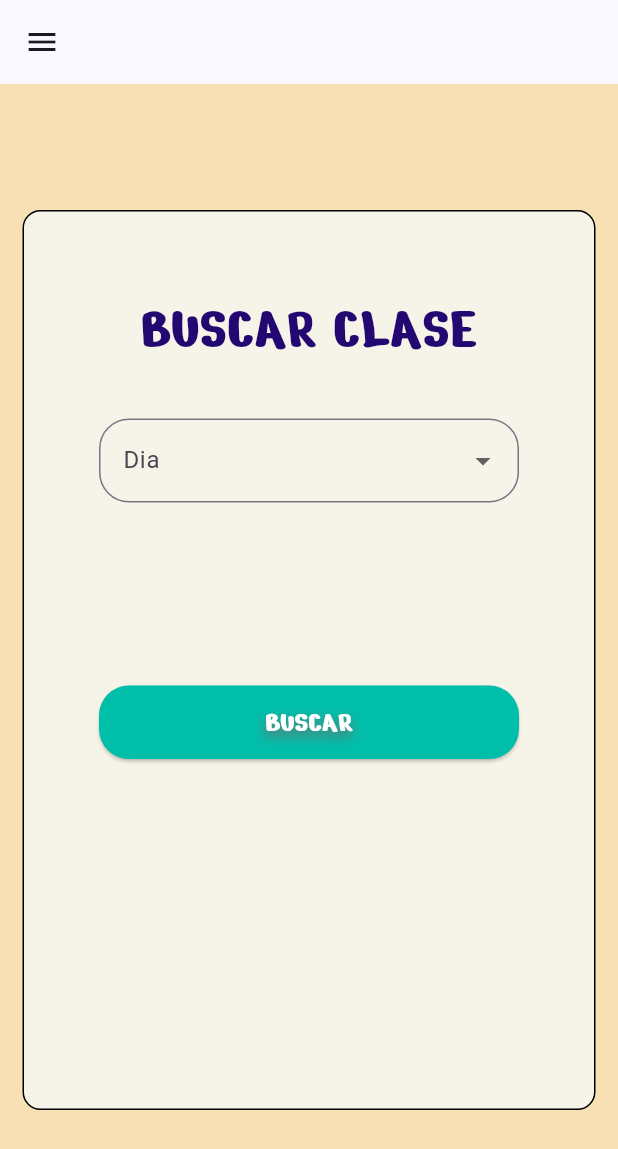
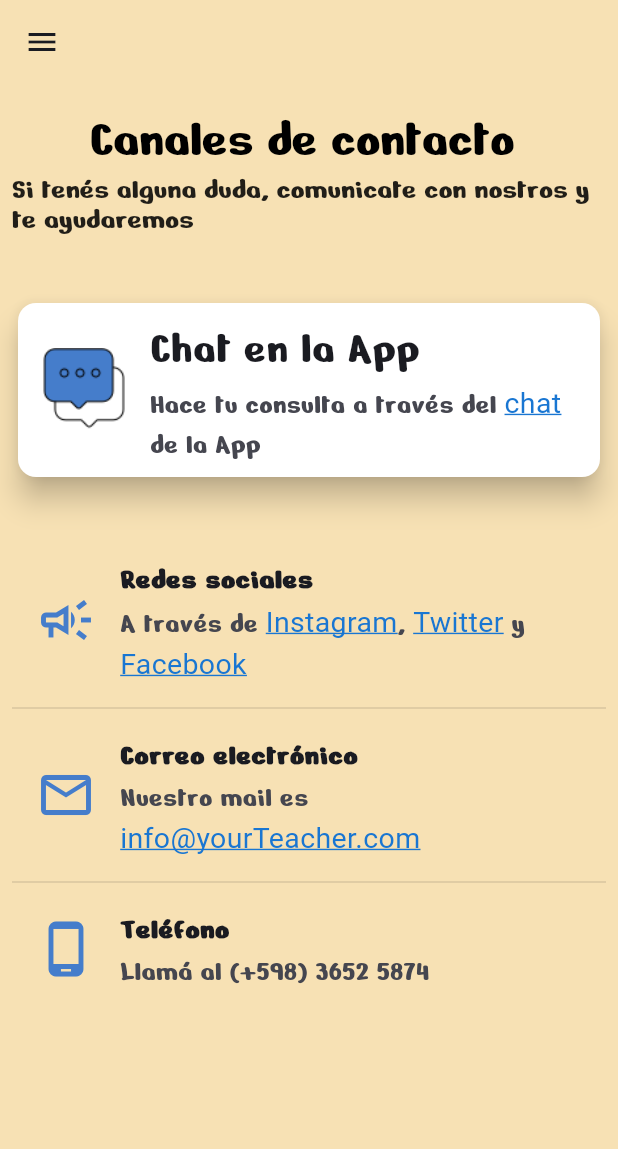
Before and after one commit to MarceloCheloMacedo/InteraccionHumanaComputadora, a Flutter app: the MyFind_Class screen opened directly, in the side drawer, after a tap on "BUSCAR", on a phone screen of 412 x 824 dp. Shown: the top 1149 px of the screen. Run offline on Flutter 3.47's test engine with Material 2 defaults, Android fonts, the phone set to English and light mode, and no system bars; our stand-ins replace cloud_firestore, csc_picker, date_field, firebase_auth, firebase_core, google_sign_in and 1 more; missing offline and left inert: time_range_picker; accounts and stored records are empty.

Commit message:
help panel

```diff
--- /dev/null
+++ b/your_teacher/lib/Pantallas/help.dart
@@ -0,0 +1,213 @@
+import 'package:flutter/material.dart';
+import 'package:your_teacher/Pantallas/widget/NavDrawerStudentTeacher.dart';
+
+class Help extends StatefulWidget {
+  const Help({Key? key});
+
+  @override
+  State<Help> createState() => _HelpState();
+}
+
+class _HelpState extends State<Help> {
+  @override
+  Widget build(BuildContext context) {
+    return Scaffold(
+      drawer: NavDrawerStudentTeacher(),
+      appBar: AppBar(
+        backgroundColor: const Color.fromRGBO(247, 225, 180, 1),
+        title: Text(''),
+      ),
+      backgroundColor: const Color.fromRGBO(247, 225, 180, 1),
+      body: SingleChildScrollView(
+        padding: EdgeInsets.all(8.0),
+          child:Column(
+            children: [
+              RichText(
+              textAlign: TextAlign.start,
+              text: const TextSpan(
+                text: "Canales de contacto ",
+                style: TextStyle(color: Colors.black,
+                                 fontSize: 35,
+                                 height: 1.5,
+                                 fontFamily: 'NerkoOne',)
+              ),
+              ),
+              RichText(
+                textAlign: TextAlign.start,
+                text: const TextSpan(
+                  text: "Si tenés alguna duda, comunicate con nostros y te ayudaremos ",
+                  style: TextStyle(color: Colors.black87,
+                            fontSize: 20,
+                            height: 1.0,
+                            fontFamily: 'NerkoOne',
+                            )
+                ),
+              ),
+              const Padding(
+                padding: EdgeInsets.symmetric(vertical: 10.0),
+                child: Text(''),
+              ),
+              Card(
+                elevation:8,
+                color: Colors.white,
+                child: ListTile(
+                  leading: new Image.asset(
+                    "images/comments.png",
+                    height: 90,
+                    fit: BoxFit.cover,
+                  ),
+                  title: Text(
+                    "Chat en la App",
+                    style: TextStyle(
+                      fontSize: 30.0,
+                      fontFamily: 'NerkoOne',
+                    ),
+                  ),
+                  subtitle: Text.rich(
+                  TextSpan(
+                    text: 'Hace tu consulta a través del ',
+                    style: TextStyle(fontSize: 19.0,
+                      fontFamily: 'NerkoOne',),
+                    children: <TextSpan>[
+                      TextSpan(
+                          text: 'chat',
+                          style: TextStyle(
+                            decoration: TextDecoration.underline,
+                            decorationColor: Colors.blue[700],
+                            color: Colors.blue[700]
+                          )
+                      ),
+                      TextSpan(
+                          text: ' de la App',
+                      ),
+                    ],
+                  ),
+                ),
+                ),
+
+              ),
+              const Padding(
+                padding: EdgeInsets.symmetric(vertical: 10.0),
+                child: Text(''),
+              ),
+              ListTile(
+                leading: Icon(
+                  Icons.campaign_outlined,
+                  size: 40.0,
+                  color: Color.fromRGBO(69,125,203, 1),
+                ),
+                title: Text(
+                  "Redes sociales",
+                  style: TextStyle(
+                    fontSize: 20.0,
+                    fontFamily: 'NerkoOne',
+                    fontWeight: FontWeight.bold,
+                  ),
+                ),
+                subtitle: Text.rich(
+                  TextSpan(
+                    text: 'A través de ',
+                    style: TextStyle(  fontSize: 19.0,
+                      fontFamily: 'NerkoOne',),
+                    children: <TextSpan>[
+                      TextSpan(
+                          text: 'Instagram',
+                          style: TextStyle(
+                            decoration: TextDecoration.underline,
+                            decorationColor: Colors.blue[700],
+                            color: Colors.blue[700]
+                          )
+                      ),
+                      TextSpan(
+                          text: ', ',
+                      ),
+                      TextSpan(
+                          text: 'Twitter',
+                          style: TextStyle(
+                            decoration: TextDecoration.underline,
+                            decorationColor: Colors.blue[700],
+                            color: Colors.blue[700]
+                          )
+                      ),
+                      TextSpan(
+                          text: ' y ',
+                      ),
+                      TextSpan(
+                          text: 'Facebook',
+                          style: TextStyle(
+                            decoration: TextDecoration.underline,
+                            decorationColor: Colors.blue[700],
+                            color: Colors.blue[700]
+                          )
+                      ),
+                      // can add more TextSpans here...
+                    ],
+                  ),
+                ),
+              ),
+              Divider(
+                color: Colors.black12
+              ),
+              ListTile(
+                leading: Icon(
+                  Icons.email_outlined,
+                  size: 40.0,
+                  color: Color.fromRGBO(69,125,203, 1),
+                ),
+                title: Text(
+                  "Correo electrónico",
+                  style: TextStyle(
+                    fontSize: 20.0,
+                    fontFamily: 'NerkoOne',
+                    fontWeight: FontWeight.bold,
+                  ),
+                ),
+                subtitle: Text.rich(
+                  TextSpan(
+                    text: 'Nuestro mail es ',
+                    style: TextStyle(  fontSize: 19.0,
+                      fontFamily: 'NerkoOne',),
+                    children: <TextSpan>[
+                      TextSpan(
+                          text: 'info@yourTeacher.com',
+                          style: TextStyle(
+                            decoration: TextDecoration.underline,
+                            decorationColor: Colors.blue[700],
+                            color: Colors.blue[700]
+                          )
+                      ),
+                    ],
+                  ),
+                ),
+              ),
+              Divider(
+                color: Colors.black12
+              ),
+              ListTile(
+                leading: Icon(
+                  Icons.phone_android_outlined,
+                  size: 40.0,
+                  color: Color.fromRGBO(69,125,203, 1),
+                ),
+                title: Text(
+                  "Teléfono",
+                  style: TextStyle(
+                    fontSize: 20.0,
+                    fontFamily: 'NerkoOne',
+                    fontWeight: FontWeight.bold,
+                  ),
+                ),
+                subtitle: Text(
+                  "Llamá al (+598) 3652 5874",
+                  style: TextStyle(
+                    fontSize: 19.0,
+                    fontFamily: 'NerkoOne',
+                  ),
+                ),
+              ),
+            ]
+          )
+        )
+    );
+  }
+}
--- a/your_teacher/lib/Pantallas/widget/BottomNavigationBar.dart
+++ /dev/null
@@ -1,62 +0,0 @@
-import 'package:flutter/material.dart';
-import 'package:your_teacher/Pantallas/homePage.dart';
-
-class BottomNavigation extends StatefulWidget {
-  const BottomNavigation({Key? key}) : super(key: key);
-
-  @override
-  _BottomNavigationState createState() =>
-      _BottomNavigationState();
-}
-
-class _BottomNavigationState extends State {
-  int _selectedTab = 0;
-
-  final List _pages = [
-    {"screen":  MyHomePage(), "title": "YOUR TEACHER"},
-    {"screen":  MyHomePage(), "title": "YOUR TEACHER"},
-    {"screen":  MyHomePage(), "title": "YOUR TEACHER"}
-  ];
-
-  _changeTab(int index) {
-    setState(() {
-      _selectedTab = index;
-    });
-  }
-
-  @override
-  Widget build(BuildContext context) {
-    return Scaffold(
-      appBar: AppBar(
-        title: Text(''),
-      ),
-      body: _pages[_selectedTab]["screen"],
-      bottomNavigationBar: BottomNavigationBar(
-        type: BottomNavigationBarType.shifting,
-        currentIndex: _selectedTab,
-        onTap: (index) => _changeTab(index),
-        selectedIconTheme: IconThemeData(color: Colors.blue[700], size: 40),
-        selectedLabelStyle: TextStyle(fontWeight: FontWeight.bold),
-        unselectedIconTheme: IconThemeData(
-          color: Colors.grey,
-        ),
-        unselectedItemColor: Colors.grey,
-        iconSize: 20,
-        items: [
-          BottomNavigationBarItem(icon: Icon(Icons.home),
-                                  label: "Home",
-                                  activeIcon: Icon(Icons.home_outlined)
-                                 ),
-          BottomNavigationBarItem(icon: Icon(Icons.comment),
-                                  label: "Comentario",
-                                  activeIcon: Icon(Icons.comment_outlined,)
-                                 ),
-          BottomNavigationBarItem(icon: Icon(Icons.person_2),
-                                  label: "Mi Perfil",
-                                  activeIcon: Icon(Icons.person_2_outlined,)
-                                 ),
-        ],
-      ),
-    );
-  }
-}
--- a/your_teacher/lib/Pantallas/widget/NavDrawerStudentTeacher.dart
+++ b/your_teacher/lib/Pantallas/widget/NavDrawerStudentTeacher.dart
@@ -5,6 +5,7 @@ import 'package:your_teacher/Logica/flutterMethods.dart';
 import 'package:your_teacher/Pantallas/Available_Lessons.dart';
 import 'package:your_teacher/Pantallas/Available_Teacher.dart';
 import 'package:your_teacher/Pantallas/find_class.dart';
+import 'package:your_teacher/Pantallas/help.dart';
 import 'package:your_teacher/Pantallas/login.dart';
 
 class NavDrawerStudentTeacher extends StatelessWidget {
@@ -161,7 +162,12 @@ class NavDrawerStudentTeacher extends StatelessWidget {
                 fontFamily: 'NerkoOne',
               ),
             ),
-            onTap: () => {Navigator.of(context).pop()},
+            onTap: () => {Navigator.push(
+                      context,
+                      MaterialPageRoute(
+                        builder: (context) => Help(),
+                      ),
+                    ),},
           ),
           ListTile(
             leading: Icon(
```
Also changed, not shown: your_teacher/images/comments.png (added).
